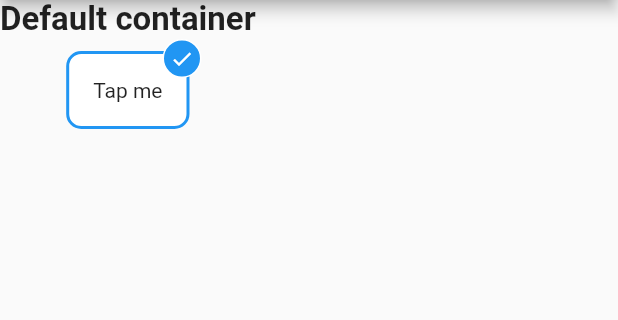
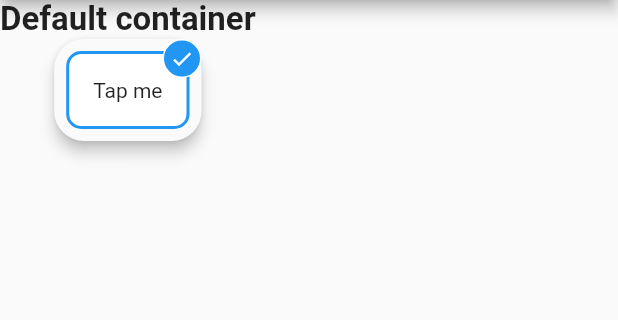
Before and after one commit to fgcan10/selectable_container, a Flutter app: the SimpleExamplePage screen opened directly, after a tap on "Tap me", on a phone screen of 412 x 824 dp, the part 84-404 px from its top. Run offline on Flutter 3.47's test engine with Material 2 defaults, Android fonts, the light colour scheme and no system bars; statements that could not run were skipped.

```diff
--- a/lib/selectable_container.dart
+++ b/lib/selectable_container.dart
@@ -92,20 +92,17 @@ class _SelectableContainerState extends State<SelectableContainer> {
   void assingDefaultValues() {
     var theme = Theme.of(context);
 
-    _selectedBackgroundColor = this.widget.selectedBackgroundColor == null
-        ? theme.dialogBackgroundColor
-        : this.widget.selectedBackgroundColor;
-    _unselectedBackgroundColor = this.widget.unselectedBackgroundColor == null
-        ? theme.dialogBackgroundColor
-        : this.widget.unselectedBackgroundColor;
-    _selectedBorderColor = this.widget.selectedBorderColor == null
-        ? theme.primaryColor
-        : this.widget.selectedBorderColor;
-    _unselectedBorderColor = this.widget.unselectedBorderColor == null
-        ? theme.primaryColorDark
-        : this.widget.unselectedBorderColor;
+    _selectedBackgroundColor =
+        this.widget.selectedBackgroundColor ?? theme.dialogBackgroundColor;
+    _unselectedBackgroundColor =
+        this.widget.unselectedBackgroundColor ?? theme.dialogBackgroundColor;
+    _selectedBorderColor =
+        this.widget.selectedBorderColor ?? theme.primaryColor;
 
-    _icon = this.widget.icon == null ? Icons.check : this.widget.icon;
+    _unselectedBorderColor =
+        this.widget.unselectedBorderColor ?? theme.primaryColorDark;
+
+    _icon = this.widget.icon ?? Icons.check;
   }
 
   @override
@@ -121,10 +118,14 @@ class _SelectableContainerState extends State<SelectableContainer> {
       child: AnimatedOpacity(
         opacity: _selected ? 1.0 : widget.unselectedOpacity,
         duration: Duration(milliseconds: widget.opacityAnimationDuration),
-        child: Container(
+        child: Material(
+          elevation: 0.0,
           child: Column(
             children: [
-              Stack(
+              Material(
+                borderRadius: BorderRadius.circular(20.0),
+                elevation: 4.0,
+                child: Stack(
                   alignment: widget.iconAlignment,
                   children: <Widget>[
                     Container(
@@ -162,6 +163,7 @@ class _SelectableContainerState extends State<SelectableContainer> {
                     ),
                   ],
                 ),
+              ),
             ],
           ),
         ),
```
Lines whose indentation alone changed are shown as unchanged.
